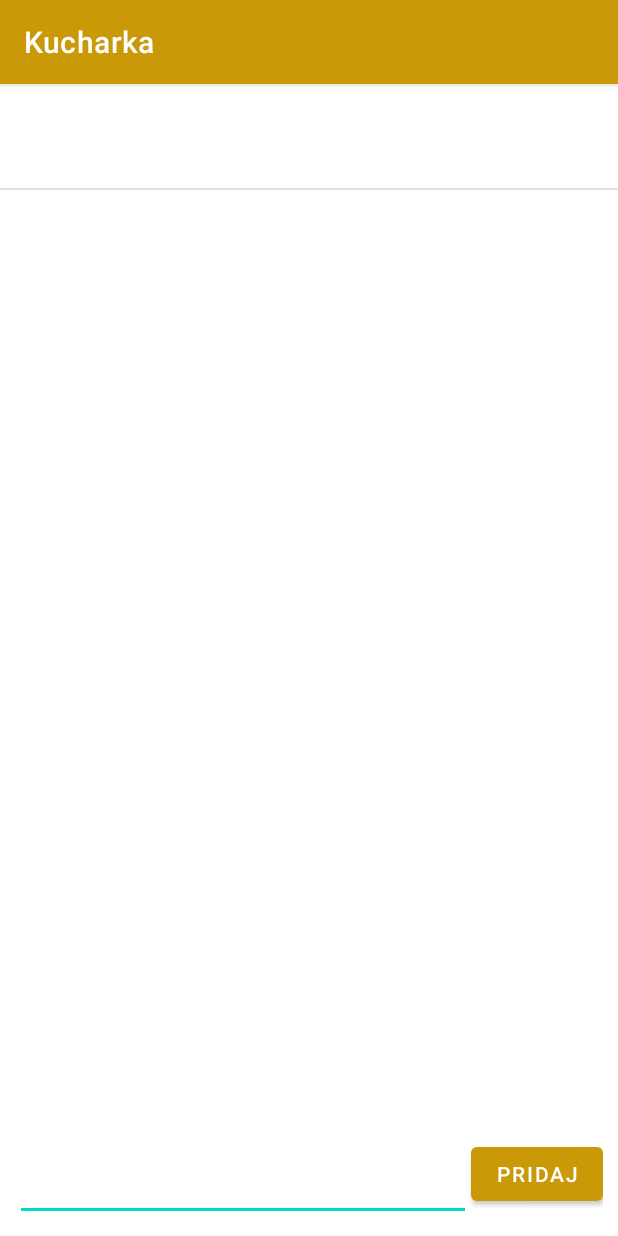
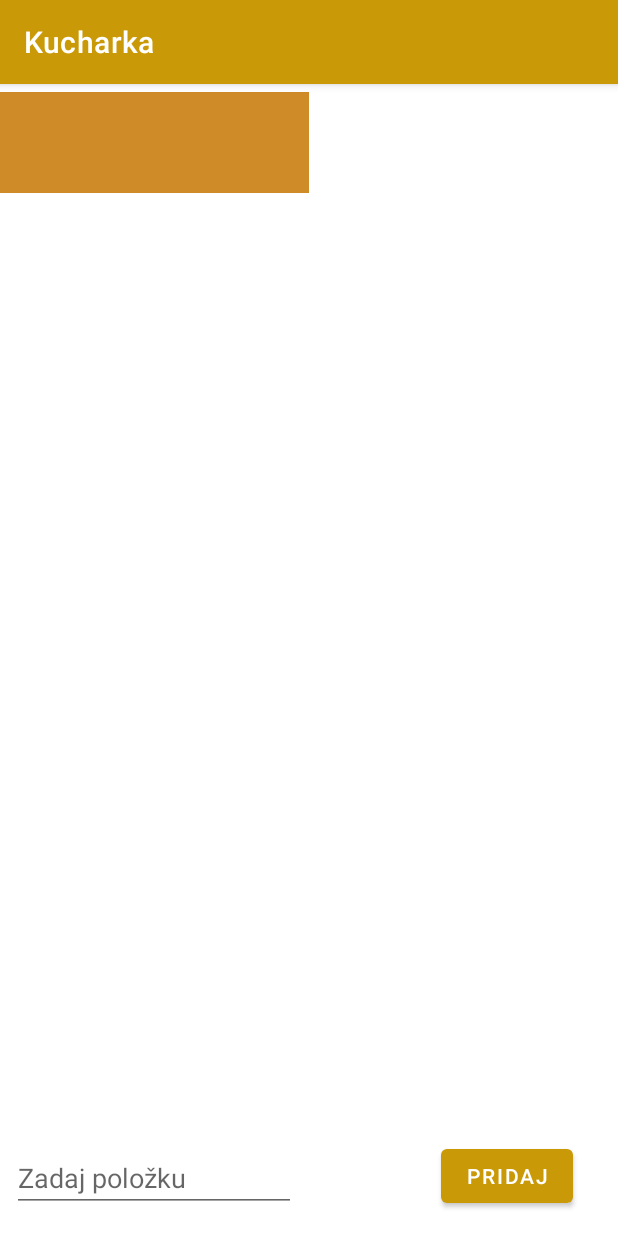
Before and after one commit to Lukkaeus/KucharkaApp, an Android app: the NakupnyZoznamActivity screen opened directly, with no data from a screen before it, after a tap on "PRIDAJ", on a phone screen of 412 x 824 dp. Run offline under Robolectric (Android 15) with nearby library versions, the phone set to English and light mode, and no system bars.

Commit message:
funkcna aktivita NakupnyZoznam

```diff
--- a/app/src/main/java/com/example/kucharka/NakupnyZoznamActivity.kt
+++ b/app/src/main/java/com/example/kucharka/NakupnyZoznamActivity.kt
@@ -1,58 +1,52 @@
 package com.example.kucharka
 
-import android.graphics.Paint
+import android.content.Context
+import android.content.Intent
 import androidx.appcompat.app.AppCompatActivity
 import android.os.Bundle
 import android.view.View
-import android.widget.*
+import android.widget.Button
+import android.widget.EditText
+import android.widget.LinearLayout
+import android.widget.Toast
+import androidx.activity.viewModels
+import androidx.recyclerview.widget.GridLayoutManager
+import androidx.recyclerview.widget.LinearLayoutManager
+import androidx.recyclerview.widget.RecyclerView
+import java.util.*
 
 class NakupnyZoznamActivity : AppCompatActivity() {
+    lateinit var zoznamRecyclerView: RecyclerView
+    lateinit var pridajPolozkuButton: Button
+    lateinit var polozkaEditText: EditText
 
-    lateinit var mylist: ArrayList<String>
-    lateinit var myAdapter: ArrayAdapter<String>
-    lateinit var listView: ListView
-    lateinit var editText: EditText
-    lateinit var button: Button
+    val viewModel: NakupnyZoznamViewModel by viewModels()
+
 
     override fun onCreate(savedInstanceState: Bundle?) {
         super.onCreate(savedInstanceState)
         setContentView(R.layout.activity_nakupny_zoznam)
 
-        mylist = ArrayList()
-        myAdapter = ArrayAdapter(this,R.layout.list_view_layout, mylist)
-        listView = findViewById(R.id.id_list_view)
+        zoznamRecyclerView = findViewById(R.id.nakupnyZoznamRecyclerView)
+        pridajPolozkuButton = findViewById(R.id.pridajPolozkuButton)
+        polozkaEditText = findViewById(R.id.polozkaEditText)
 
-        listView.adapter= myAdapter
+        //zoznamRecyclerView.layoutManager = LinearLayoutManager(this)
+        zoznamRecyclerView.layoutManager = GridLayoutManager(this, 2)
+        val adapter = NakupnyZoznamAdapter(this)
 
-        editText = findViewById(R.id.id_editTextListView)
-        button = findViewById(R.id.id_buttonListView)
+        zoznamRecyclerView.adapter = adapter
 
-        button.setOnClickListener{
-            mylist.add(editText.text.toString())
-            myAdapter.notifyDataSetChanged()
-
-            editText.setText("")
-        }
-
-        listView.setOnItemClickListener { parent, view, position, id ->
-            val textView : TextView = view as TextView
-            textView.paintFlags = textView.paintFlags or Paint.STRIKE_THRU_TEXT_FLAG
+        viewModel.poznamky.observe(this) {
+            adapter.submitList(it)
         }
 
     }
 
-
-//    override fun onSaveInstanceState(outState: Bundle) {
-//        super.onSaveInstanceState(outState)
-//        outState.putStringArrayList("mylist", mylist)
-//    }
-//
-//    override fun onRestoreInstanceState(savedInstanceState: Bundle) {
-//        super.onRestoreInstanceState(savedInstanceState)
-//        this.mylist = savedInstanceState.getStringArrayList("myList") as ArrayList<String>
-//        this.myAdapter.notifyDataSetChanged()
-//        Toast.makeText(this, "Obnovila sa aktivita", Toast.LENGTH_LONG).show()
-//    }
+    fun onButtonClick(view: View) {
+        val text = polozkaEditText.text.toString()
+        viewModel.addPoznamka(text)
+    }
 
 
 }
--- /dev/null
+++ b/app/src/main/java/com/example/kucharka/NakupnyZoznamAdapter.kt
@@ -0,0 +1,48 @@
+package com.example.kucharka
+
+import android.content.Context
+import android.view.LayoutInflater
+import android.view.View
+import android.view.ViewGroup
+import android.widget.TextView
+import androidx.recyclerview.widget.DiffUtil
+import androidx.recyclerview.widget.ListAdapter
+import androidx.recyclerview.widget.RecyclerView
+import java.io.Serializable
+import java.util.*
+
+data class Poznamka(
+    val id:UUID = UUID.randomUUID(),
+    val poznamka: String
+) : Serializable
+
+object NakupnyZoznamDiff: DiffUtil.ItemCallback<Poznamka>(){
+    //Kedy sa 2 objekty rovnaju
+    override fun areItemsTheSame(oldItem: Poznamka, newItem: Poznamka): Boolean {
+        return oldItem == newItem
+    }
+
+    //kedy su 2 objekty equivaletne, porovnava na zaklade vlastnosti
+    override fun areContentsTheSame(oldItem: Poznamka, newItem: Poznamka): Boolean {
+        return oldItem == newItem
+    }
+}
+
+class NakupnyZoznamViewHolder(itemView: View) : RecyclerView.ViewHolder(itemView){
+    val nakupnyZoznamTextView : TextView = itemView.findViewById(R.id.nakupnyZoznamTextView)
+    fun bind(poznamka: Poznamka,context : Context){
+        nakupnyZoznamTextView.text = poznamka.poznamka
+    }
+}
+
+class NakupnyZoznamAdapter(private val context: Context) : ListAdapter<Poznamka, NakupnyZoznamViewHolder>(NakupnyZoznamDiff){
+    override fun onCreateViewHolder(parent: ViewGroup, viewType: Int): NakupnyZoznamViewHolder {
+        val layout = LayoutInflater.from(parent.context).inflate(R.layout.nakupny_zoznam_list_item, parent, false)
+
+        return NakupnyZoznamViewHolder(layout)
+    }
+
+    override fun onBindViewHolder(holder: NakupnyZoznamViewHolder, position: Int) {
+        holder.bind(getItem(position),context )
+    }
+}
--- /dev/null
+++ b/app/src/main/java/com/example/kucharka/NakupnyZoznamViewModel.kt
@@ -0,0 +1,26 @@
+package com.example.kucharka
+
+import androidx.lifecycle.MutableLiveData
+import androidx.lifecycle.SavedStateHandle
+import androidx.lifecycle.ViewModel
+import java.util.*
+
+//state dokáže prežiť reštart aktivity, aj odchod na pozadie
+class NakupnyZoznamViewModel(val state : SavedStateHandle) : ViewModel() {
+
+    val poznamky: MutableLiveData<List<Poznamka>>
+        get() {
+            return state.getLiveData("poznamky")
+        }
+
+
+    fun addPoznamka(text : String){
+        //ak je hodnota null tak vratime prazdny zoznam
+        val oldPoznamka : List<Poznamka> = state.get("poznamky") ?: emptyList()
+        val newPoznamka = oldPoznamka.plus(Poznamka(UUID.randomUUID(),text))
+        state.set("poznamky", newPoznamka)
+    }
+
+
+
+}
--- a/app/src/main/res/layout/activity_nakupny_zoznam.xml
+++ b/app/src/main/res/layout/activity_nakupny_zoznam.xml
@@ -1,42 +1,44 @@
 <?xml version="1.0" encoding="utf-8"?>
-<RelativeLayout xmlns:android="http://schemas.android.com/apk/res/android"
+<androidx.constraintlayout.widget.ConstraintLayout xmlns:android="http://schemas.android.com/apk/res/android"
     xmlns:app="http://schemas.android.com/apk/res-auto"
     xmlns:tools="http://schemas.android.com/tools"
     android:layout_width="match_parent"
     android:layout_height="match_parent"
     tools:context=".NakupnyZoznamActivity">
 
-    <LinearLayout
-        android:id="@+id/id_bottomLayout"
-        android:layout_width="match_parent"
-        android:layout_alignParentBottom="true"
+    <androidx.recyclerview.widget.RecyclerView
+        android:id="@+id/nakupnyZoznamRecyclerView"
+        android:layout_width="0dp"
+        android:layout_height="0dp"
+        app:layout_constraintBottom_toBottomOf="parent"
+        app:layout_constraintEnd_toEndOf="parent"
+        app:layout_constraintStart_toStartOf="parent"
+        app:layout_constraintTop_toTopOf="parent" />
+
+    <EditText
+        android:id="@+id/polozkaEditText"
+        android:layout_width="189dp"
+        android:layout_height="45dp"
+        android:layout_marginBottom="16dp"
+        android:ems="10"
+        android:inputType="textPersonName"
+        android:hint="Zadaj položku"
+        app:layout_constraintBottom_toBottomOf="parent"
+        app:layout_constraintEnd_toStartOf="@+id/pridajPolozkuButton"
+        app:layout_constraintHorizontal_bias="0.079"
+        app:layout_constraintStart_toStartOf="parent" />
+
+    <Button
+        android:id="@+id/pridajPolozkuButton"
+        android:layout_width="wrap_content"
         android:layout_height="wrap_content"
-        android:padding="10dp">
+        android:layout_marginBottom="16dp"
+        android:text="Pridaj"
+        android:onClick="onButtonClick"
+        app:layout_constraintBottom_toBottomOf="parent"
+        app:layout_constraintEnd_toEndOf="parent"
+        app:layout_constraintHorizontal_bias="0.908"
+        app:layout_constraintStart_toStartOf="parent" />
 
-        <EditText
-            android:id="@+id/id_editTextListView"
-            android:layout_width="0dp"
-            android:layout_height="wrap_content"
-            android:layout_weight="1"
-            android:layout_marginTop="10dp" />
 
-        <Button
-            android:id="@+id/id_buttonListView"
-            android:layout_width="wrap_content"
-            android:layout_height="wrap_content"
-            android:text="Pridaj"/>
-    </LinearLayout>
-
-    <LinearLayout
-        android:layout_width="match_parent"
-        android:layout_height="match_parent"
-        android:background="#ffff"
-        android:layout_above="@id/id_bottomLayout"
-        >
-        <ListView
-            android:id="@+id/id_list_view"
-            android:layout_width="match_parent"
-            android:layout_height="match_parent"/>
-    </LinearLayout>
-
-</RelativeLayout>
+</androidx.constraintlayout.widget.ConstraintLayout>
--- a/app/src/main/res/layout/list_view_layout.xml
+++ /dev/null
@@ -1,10 +0,0 @@
-<?xml version="1.0" encoding="utf-8"?>
-<TextView xmlns:android="http://schemas.android.com/apk/res/android"
-    android:layout_width="match_parent"
-    android:text="textView"
-    android:layout_height="match_parent"
-    android:textStyle="bold"
-    android:textAppearance="@style/TextAppearance.AppCompat.Large"
-    android:padding="20dp">
-
-</TextView>
--- /dev/null
+++ b/app/src/main/res/layout/nakupny_zoznam_list_item.xml
@@ -0,0 +1,21 @@
+<?xml version="1.0" encoding="utf-8"?>
+<LinearLayout xmlns:android="http://schemas.android.com/apk/res/android"
+    android:layout_width="match_parent"
+    android:layout_height="wrap_content">
+
+    <TextView
+        android:id="@+id/nakupnyZoznamTextView"
+        android:layout_width="match_parent"
+        android:layout_height="wrap_content"
+        android:layout_weight="1"
+        android:layout_gravity="center_vertical"
+        android:padding="20dp"
+        android:textSize="20sp"
+        android:gravity="center"
+        android:textColor="#D2CCDD"
+        android:background="#CF8B27"
+        android:layout_marginTop="5dp"
+        android:layout_marginBottom="5dp"
+         />
+
+</LinearLayout>
--- a/app/src/main/res/menu/nav_menu.xml
+++ b/app/src/main/res/menu/nav_menu.xml
@@ -9,7 +9,7 @@
 
     <item
         android:id="@+id/item2"
-        android:title="Nákupný zoznam"
+        android:title="Ingrediencie"
         android:icon="@drawable/ic_home"
         />
 
```
